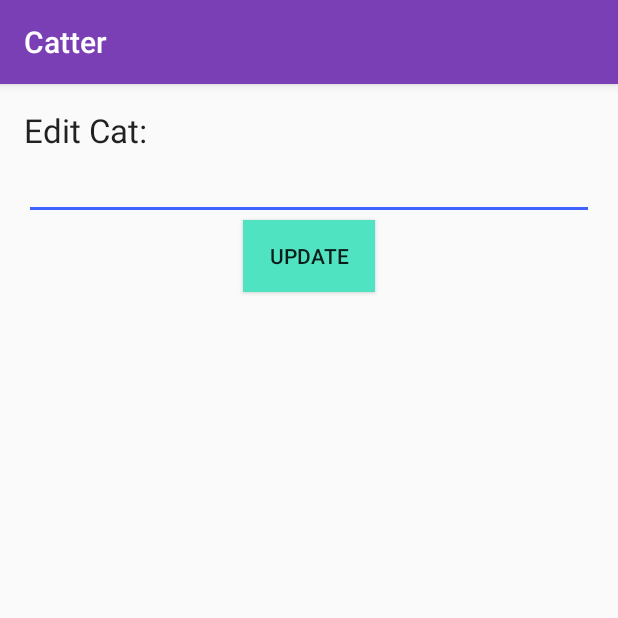
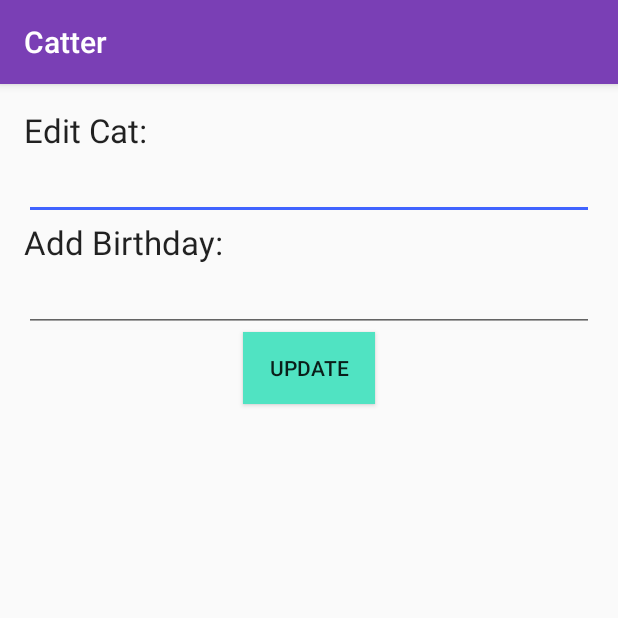
Before and after one commit to NathanSass/Catter, an Android app: the EditItemActivity screen opened directly, with no data from a screen before it, on a phone screen of 412 x 824 dp, the top half of it. Run offline under Robolectric (Android 15) with nearby library versions, the phone set to English and light mode, and no system bars; 1 statement that could not run was skipped.

Commit message:
Adding support for modals & selecting a date. Just went through some serious gymnastics with nested fragments. Able to send information between all fragments and parent activity. The datepicker shows up properly and is able to choose a date. Next up is saving the chosen date to the todo and then displaying the cats birthday to the UI

```diff
--- a/app/src/main/java/com/nathansass/todoapp/EditItemActivity.java
+++ b/app/src/main/java/com/nathansass/todoapp/EditItemActivity.java
@@ -8,6 +8,7 @@ import android.view.View;
 import android.widget.EditText;
 import android.widget.Toast;
 
+/* Deprecated */
 public class EditItemActivity extends AppCompatActivity {
     Context context;
     int duration;
--- a/app/src/main/res/layout/activity_edit_item.xml
+++ b/app/src/main/res/layout/activity_edit_item.xml
@@ -32,13 +32,33 @@
         android:layout_alignParentEnd="true"
         android:inputType="text"/>
 
+    <TextView
+        android:layout_width="wrap_content"
+        android:layout_height="wrap_content"
+        android:textAppearance="?android:attr/textAppearanceLarge"
+        android:layout_below="@+id/etItemTitle"
+        android:text="@string/addBday"
+        android:id="@+id/tvAddBirthday"
+        android:layout_alignParentLeft="true"
+        android:layout_alignParentStart="true"/>
+    <EditText
+        android:layout_width="wrap_content"
+        android:layout_height="wrap_content"
+        android:id="@+id/etAddBday"
+        android:layout_below="@+id/tvAddBirthday"
+        android:layout_alignParentLeft="true"
+        android:layout_alignParentStart="true"
+        android:layout_alignParentRight="true"
+        android:layout_alignParentEnd="true"
+        android:inputType="text"/>
+
     <Button
         android:onClick="onUpdateItem"
         android:layout_width="wrap_content"
         android:layout_height="wrap_content"
         android:text="@string/update"
         android:id="@+id/button"
-        android:layout_below="@+id/etItemTitle"
+        android:layout_below="@+id/etAddBday"
         android:layout_centerHorizontal="true"
         android:background="@color/ColorPositiveGreen"/>
 </RelativeLayout>
--- a/app/src/main/res/values/strings.xml
+++ b/app/src/main/res/values/strings.xml
@@ -9,4 +9,5 @@
 
     <!-- TODO: Remove or change this placeholder text -->
     <string name="hello_blank_fragment">Hello blank fragment</string>
+    <string name="addBday">Add Birthday:</string>
 </resources>
```
Also changed, not shown: app/src/main/java/com/nathansass/todoapp/EditTodoDialogFragment.java (+53 -2 lines), app/src/main/java/com/nathansass/todoapp/MainActivity.java (+12 -3 lines), app/src/main/java/com/nathansass/todoapp/SelectDateFragment.java (added, +47 -0 lines), app/src/main/res/layout/fragment_edit_todo_dialog.xml (+20 -1 lines), 1 other file.
